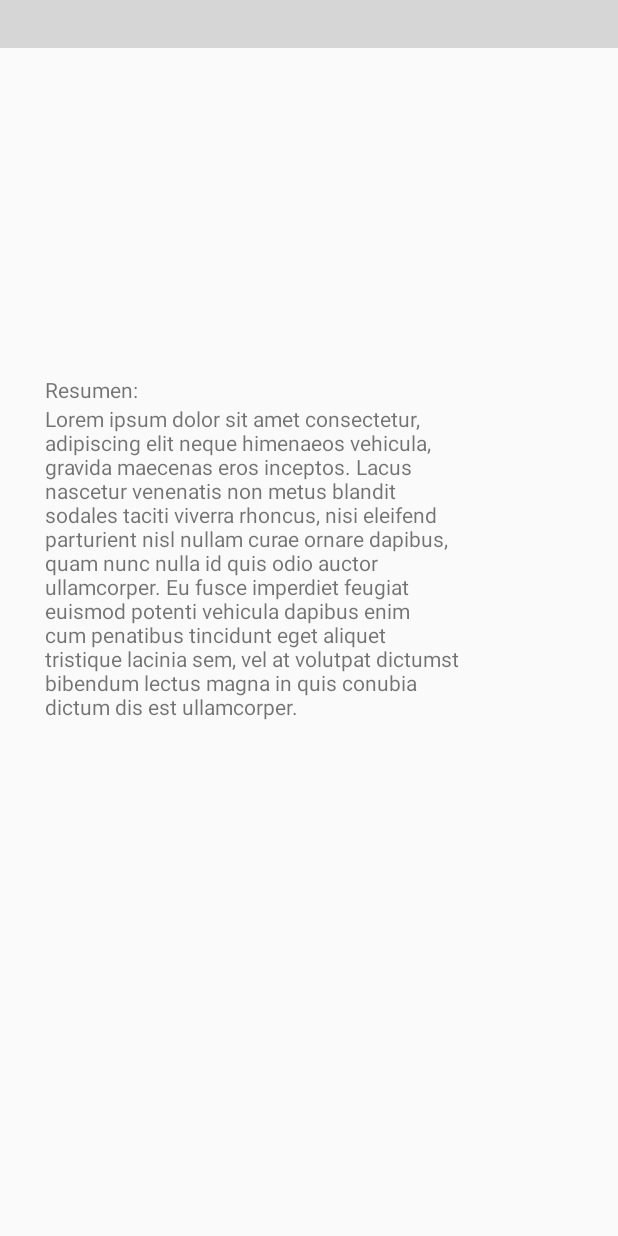
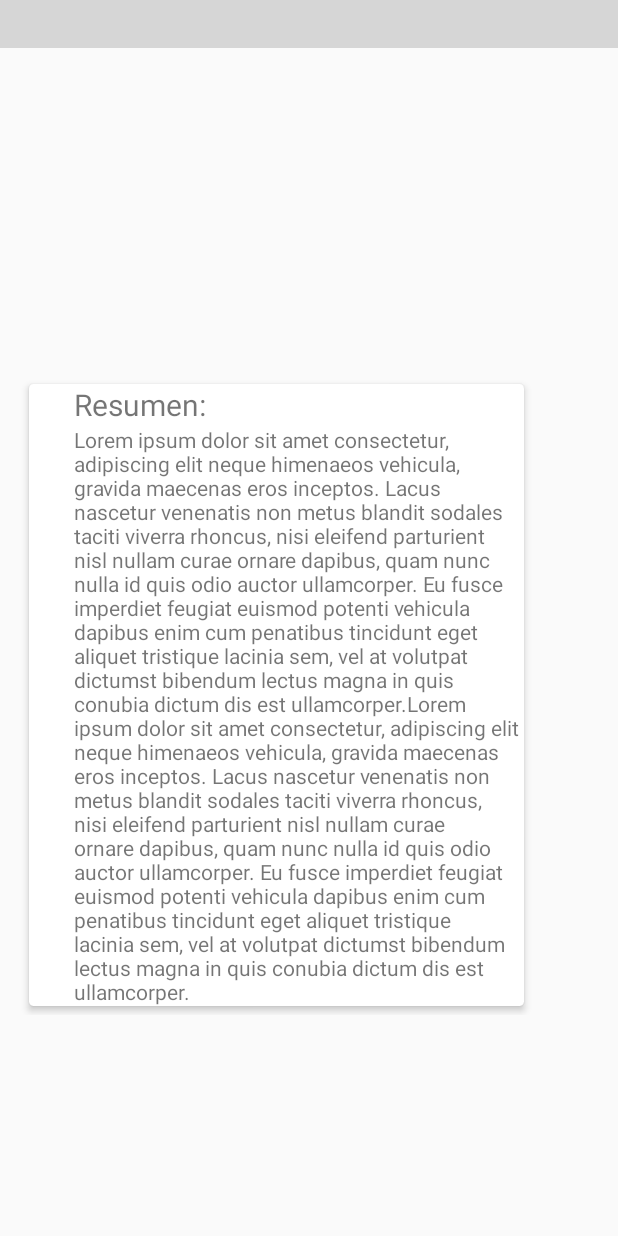
Before and after one commit to Davidbg3/GreenCity, an Android app: the layout activity_recomendacion.xml on its own in the app's theme, with its tools: preview values and no code run, on a phone screen of 412 x 824 dp. Run offline under Robolectric (Android 15) with nearby library versions, the light colour scheme and no system bars; plain views replace YouTubePlayerView; grey boxes are pictures that could not be loaded.

```diff
--- a/app/build.gradle
+++ b/app/build.gradle
@@ -6,7 +6,7 @@ android {
     defaultConfig {
         applicationId "com.example.green"
         minSdkVersion 21
-        targetSdkVersion 29
+        targetSdkVersion 28
         versionCode 1
         versionName "1.0"
         testInstrumentationRunner "android.support.test.runner.AndroidJUnitRunner"
--- a/app/src/main/res/layout/activity_recomendacion.xml
+++ b/app/src/main/res/layout/activity_recomendacion.xml
@@ -1,9 +1,10 @@
 <?xml version="1.0" encoding="utf-8"?>
-<android.support.constraint.ConstraintLayout xmlns:android="http://schemas.android.com/apk/res/android"
+<RelativeLayout xmlns:android="http://schemas.android.com/apk/res/android"
     xmlns:app="http://schemas.android.com/apk/res-auto"
     xmlns:tools="http://schemas.android.com/tools"
     android:layout_width="match_parent"
     android:layout_height="match_parent"
+
     tools:context="com.example.greencity.RecomendacionActivity">
 
     <com.google.android.youtube.player.YouTubePlayerView
@@ -18,16 +19,34 @@
 
     <LinearLayout
         android:layout_width="match_parent"
-        android:layout_height="match_parent"
+        android:layout_height="wrap_content"
         android:orientation="vertical"
         android:layout_marginTop="250dp"
         >
+
+        <android.support.v7.widget.CardView
+            android:layout_width="wrap_content"
+            android:layout_height="wrap_content"
+            app:cardCornerRadius="3dp"
+            app:cardElevation="3dp"
+            app:cardUseCompatPadding="true"
+            android:layout_marginLeft="15dp"
+            >
+
+<LinearLayout
+    android:layout_width="match_parent"
+    android:layout_height="wrap_content"
+    android:orientation="vertical"
+
+    >
 
         <TextView
             android:layout_width="wrap_content"
             android:layout_height="wrap_content"
             android:text="Resumen: "
+            android:textSize="20sp"
             android:layout_marginLeft="30dp"
+
             />
 
         <ScrollView
@@ -35,7 +54,7 @@
             android:layout_height="wrap_content">
 
             <TextView
-                android:layout_width="280dp"
+                android:layout_width="300dp"
                 android:layout_height="wrap_content"
                 android:text="@string/lorem"
                 android:layout_marginLeft="30dp"
@@ -43,7 +62,10 @@
                 />
 
         </ScrollView>
+</LinearLayout>
+    </android.support.v7.widget.CardView>
 
     </LinearLayout>
 
-</android.support.constraint.ConstraintLayout>
+
+</RelativeLayout>
--- a/app/src/main/res/layout/fragment_recojo.xml
+++ b/app/src/main/res/layout/fragment_recojo.xml
@@ -48,7 +48,7 @@
             android:textSize="15dp"
 
             android:id="@+id/recojo"
-            android:onClick="recojo"
+
             />
 
     </LinearLayout>
--- a/app/src/main/res/values/strings.xml
+++ b/app/src/main/res/values/strings.xml
@@ -6,7 +6,8 @@
     <string name="notaregistro">¿Ya tiene una cuenta?</string>
     <string name="pasealogin">Iniciar Sesión</string>
     <string name="pasearegistro">Registrarse</string>
-    <string name="lorem">Lorem ipsum dolor sit amet consectetur, adipiscing elit neque himenaeos vehicula, gravida maecenas eros inceptos. Lacus nascetur venenatis non metus blandit sodales taciti viverra rhoncus, nisi eleifend parturient nisl nullam curae ornare dapibus, quam nunc nulla id quis odio auctor ullamcorper. Eu fusce imperdiet feugiat euismod potenti vehicula dapibus enim cum penatibus tincidunt eget aliquet tristique lacinia sem, vel at volutpat dictumst bibendum lectus magna in quis conubia dictum dis est ullamcorper.</string>
+    <string name="lorem">Lorem ipsum dolor sit amet consectetur, adipiscing elit neque himenaeos vehicula, gravida maecenas eros inceptos. Lacus nascetur venenatis non metus blandit sodales taciti viverra rhoncus, nisi eleifend parturient nisl nullam curae ornare dapibus, quam nunc nulla id quis odio auctor ullamcorper. Eu fusce imperdiet feugiat euismod potenti vehicula dapibus enim cum penatibus tincidunt eget aliquet tristique lacinia sem, vel at volutpat dictumst bibendum lectus magna in quis conubia dictum dis est ullamcorper.Lorem ipsum dolor sit amet consectetur, adipiscing elit neque himenaeos vehicula, gravida maecenas eros inceptos. Lacus nascetur venenatis non metus blandit sodales taciti viverra rhoncus, nisi eleifend parturient nisl nullam curae ornare dapibus, quam nunc nulla id quis odio auctor ullamcorper. Eu fusce imperdiet feugiat euismod potenti vehicula dapibus enim cum penatibus tincidunt eget aliquet tristique lacinia sem, vel at volutpat dictumst bibendum lectus magna in quis conubia dictum dis est ullamcorper.</string>
+
 
     <string name="hello_blank_fragment">Hello blank fragment</string>
     <string name="recojo_fragment">Hello recojo fragment</string>
--- a/build.gradle
+++ b/build.gradle
@@ -7,7 +7,7 @@ buildscript {
 
     }
     dependencies {
-        classpath 'com.android.tools.build:gradle:3.5.2'
+        classpath 'com.android.tools.build:gradle:3.4.1'
         classpath 'com.google.gms:google-services:4.2.0'
 
         // NOTE: Do not place your application dependencies here; they belong
```
Also changed, not shown: app/src/main/java/com/example/greencity/RecojoFragment.java (+17 -3 lines).
